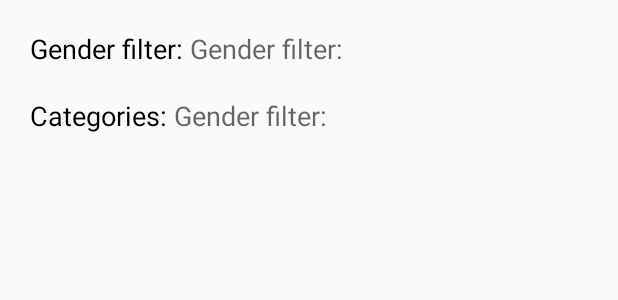
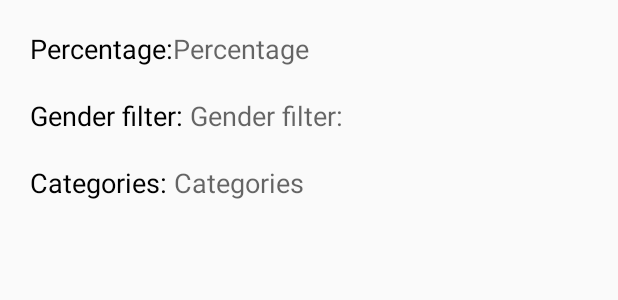
Before and after one commit to xUser5000/doctor-droid, an Android app: the layout view_condition_info.xml on its own in the app's theme, with its tools: preview values and no code run, on a phone screen of 412 x 824 dp. Shown: the top 300 px of the screen. Run offline under Robolectric (Android 15) with nearby library versions, the light colour scheme and no system bars; Roboto replaces fonts that are not available here.

Commit message:
fixed some bugs

```diff
--- a/app/build.gradle
+++ b/app/build.gradle
@@ -53,12 +53,6 @@ dependencies {
     implementation 'com.google.firebase:firebase-auth:19.2.0'
     implementation 'com.google.firebase:firebase-firestore:21.3.1'
 
-    // google sign in
-    implementation 'com.google.android.gms:play-services-auth:17.0.0'
-
-    // facebook sign in
-    implementation 'com.facebook.android:facebook-login:[5,6)'
-
     // HTTP Client (Retrofit)
     implementation 'com.squareup.retrofit2:retrofit:2.5.0'
     implementation 'com.squareup.retrofit2:converter-gson:2.1.0'
--- a/app/src/main/java/com/doctordroid/presentation/results/ConditionInfoView.java
+++ b/app/src/main/java/com/doctordroid/presentation/results/ConditionInfoView.java
@@ -14,7 +14,7 @@ import javax.annotation.Nullable;
 
 public class ConditionInfoView extends LinearLayout {
 
-    private TextView genderText, categoriesText, prevalenceText, acutenessText, severityText, hintsText;
+    private TextView percentageText, genderText, categoriesText, prevalenceText, acutenessText, severityText, hintsText;
     private LinearLayout prevalenceContainer, acutenessContainer, severityContainer, hintsContainer;
 
     public ConditionInfoView(Context context) {
@@ -51,6 +51,7 @@ public class ConditionInfoView extends LinearLayout {
         severityContainer = findViewById(R.id.info_severity_container);
         hintsContainer = findViewById(R.id.info_hints_container);
 
+        percentageText = findViewById(R.id.info_percentage);
         genderText = findViewById(R.id.info_gender);
         categoriesText = findViewById(R.id.info_categories);
         prevalenceText = findViewById(R.id.info_prevalence);
@@ -59,7 +60,8 @@ public class ConditionInfoView extends LinearLayout {
         hintsText = findViewById(R.id.info_hints);
     }
 
-    public void setConditionInfo (LocalConditionInfo conditionInfo) {
+    public void setConditionInfo (float percentage, LocalConditionInfo conditionInfo) {
+        percentageText.setText(String.format("%s%%", String.valueOf(percentage * 100)));
         genderText.setText(conditionInfo.getGenderFilter());
         categoriesText.setText(ChatUtil.fromStringListToString(conditionInfo.getCategories()));
 
--- a/app/src/main/java/com/doctordroid/presentation/results/ResultsActivity.java
+++ b/app/src/main/java/com/doctordroid/presentation/results/ResultsActivity.java
@@ -30,6 +30,7 @@ public class ResultsActivity extends AppCompatActivity {
 
     // data
     private ResultsViewModel viewModel;
+    private LocalCondition condition;
 
     private String conditionId;
 
@@ -47,7 +48,7 @@ public class ResultsActivity extends AppCompatActivity {
         viewModel = ViewModelProviders.of(this).get(ResultsViewModel.class);
 
         Chat chat = viewModel.getChat(getIntent().getStringExtra("chatId"));
-        LocalCondition condition = chat.getLocalConditions().last();
+        condition = chat.getLocalConditions().last();
 
         conditionId = condition.getId();
         conditionNameText.setText(condition.getName());
@@ -71,7 +72,7 @@ public class ResultsActivity extends AppCompatActivity {
             public void onSuccess(LocalConditionInfo conditionInfo) {
                 refreshLayout.setRefreshing(false);
                 mainContainer.setVisibility(View.VISIBLE);
-                conditionInfoView.setConditionInfo(conditionInfo);
+                conditionInfoView.setConditionInfo(condition.getProbability(), conditionInfo);
             }
 
             @Override
--- a/app/src/main/res/layout/activity_results.xml
+++ b/app/src/main/res/layout/activity_results.xml
@@ -33,7 +33,7 @@
 
     </com.github.florent37.shapeofview.shapes.ArcView>
 
-    <androidx.core.widget.SwipeRefreshLayout
+    <androidx.swiperefreshlayout.widget.SwipeRefreshLayout
         android:id="@+id/results_refresh"
         android:layout_width="match_parent"
         android:layout_height="match_parent">
@@ -91,6 +91,6 @@
 
         </ScrollView>
 
-    </androidx.core.widget.SwipeRefreshLayout>
+    </androidx.swiperefreshlayout.widget.SwipeRefreshLayout>
 
 </LinearLayout>
--- a/app/src/main/res/layout/view_condition_info.xml
+++ b/app/src/main/res/layout/view_condition_info.xml
@@ -5,10 +5,33 @@
     android:orientation="vertical"
     android:padding="20dp">
 
+    <!--  percentage filter  -->
+    <LinearLayout
+        android:layout_width="match_parent"
+        android:layout_height="wrap_content"
+        android:orientation="horizontal">
+
+        <TextView
+            android:layout_width="wrap_content"
+            android:layout_height="wrap_content"
+            android:text="Percentage:"
+            android:textAppearance="@style/TextAppearance.AppCompat.Medium"
+            android:textColor="@android:color/black" />
+
+        <TextView
+            android:id="@+id/info_percentage"
+            android:layout_width="wrap_content"
+            android:layout_height="wrap_content"
+            android:text="Percentage"
+            android:textAppearance="@style/TextAppearance.AppCompat.Medium" />
+
+    </LinearLayout>
+
     <!--  Gender filter  -->
     <LinearLayout
         android:layout_width="match_parent"
         android:layout_height="wrap_content"
+        android:layout_marginTop="20dp"
         android:orientation="horizontal">
 
         <TextView
@@ -45,7 +68,7 @@
             android:id="@+id/info_categories"
             android:layout_width="wrap_content"
             android:layout_height="wrap_content"
-            android:text="Gender filter: "
+            android:text="Categories "
             android:textAppearance="@style/TextAppearance.AppCompat.Medium" />
 
     </LinearLayout>
--- a/app/src/main/res/values/strings.xml
+++ b/app/src/main/res/values/strings.xml
@@ -29,13 +29,13 @@
     <string name="please_sign_in">Sign in to continue</string>
     <string name="Password">Password</string>
     <string name="Email"><font size="15">Email</font></string>
-    <string name="login_with">Login with</string>
+    <string name="remember_me">Remember me</string>
     <string name="please_sign_up">Sign up to continue</string>
     <string name="discover">“Discover your diseases easily”</string>
     <string name="sign_up_with">Sign up with</string>
     <string name="title_activity_maps">Map</string>
 
-    <string name="facebook_app_id">572007469920015</string>
-    <string name="fb_login_protocol_scheme">fb572007469920015</string>
+    <string name="facebook_app_id">1011680025885335</string>
+    <string name="fb_login_protocol_scheme">fb1011680025885335</string>
 
 </resources>
--- a/app/src/main/res/values/styles.xml
+++ b/app/src/main/res/values/styles.xml
@@ -22,4 +22,8 @@
 
     <style name="AppTheme.PopupOverlay" parent="ThemeOverlay.AppCompat.Light" />
 
+    <style name="auto_fill">
+        <item name="android:autofilledHighlight">@android:color/transparent</item>
+    </style>
+
 </resources>
```
Also changed, not shown: app/src/main/java/com/doctordroid/common/util/ChatUtil.java (+0 -13 lines), app/src/main/java/com/doctordroid/presentation/home/Chats/AddChatDialog.java (+9 -4 lines), app/src/main/java/com/doctordroid/presentation/login/LoginActivity.java (+1 -47 lines), app/src/main/res/layout/activity_login.xml (+16 -25 lines), 1 other file.
